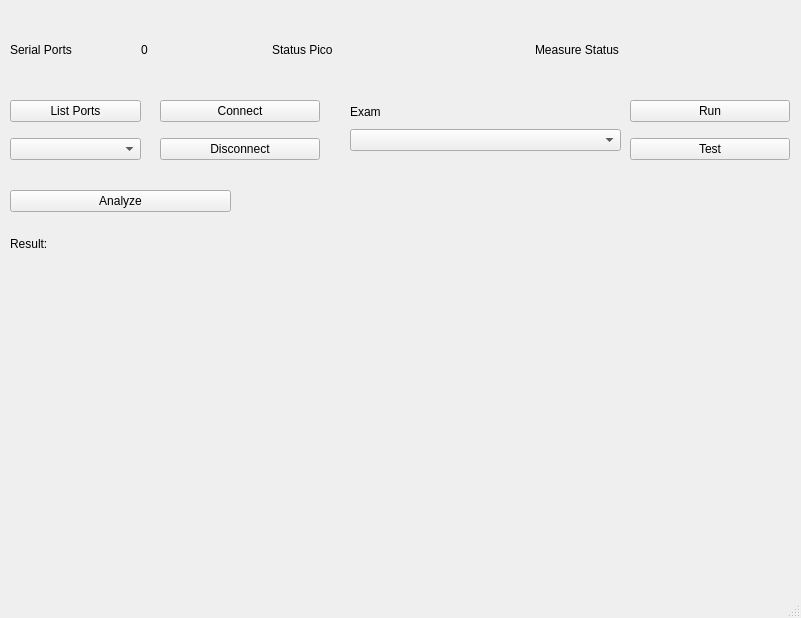
Before: the Qt Designer form mainwindow.ui in pvesouza/Bioconnect, drawn with Qt 5.
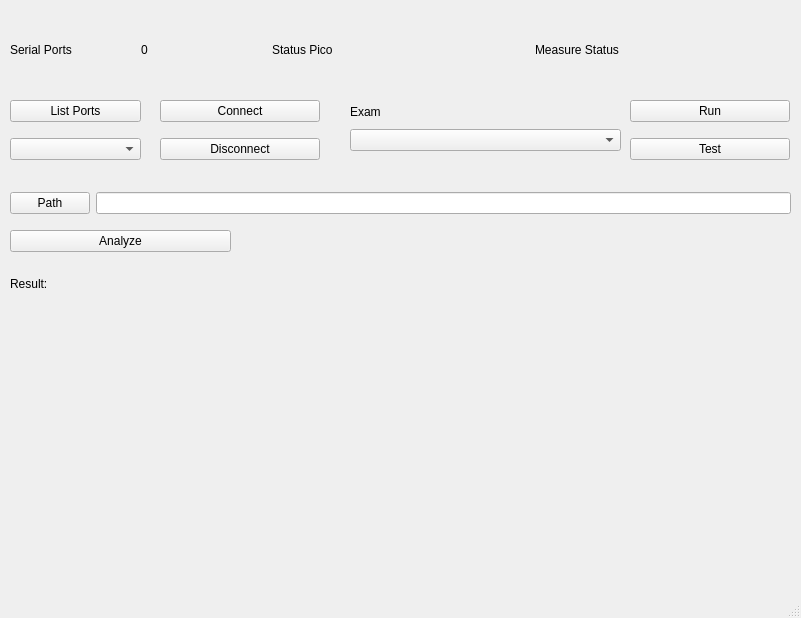
After: the same form once the commit is applied.

Commit message: path concluded

Patch:
```diff
--- a/mainwindow.ui
+++ b/mainwindow.ui
@@ -186,9 +186,9 @@
     <property name="geometry">
      <rect>
       <x>240</x>
-      <y>190</y>
+      <y>230</y>
       <width>551</width>
-      <height>381</height>
+      <height>341</height>
      </rect>
     </property>
     <layout class="QVBoxLayout" name="layout_chart"/>
@@ -197,7 +197,7 @@
     <property name="geometry">
      <rect>
       <x>10</x>
-      <y>190</y>
+      <y>230</y>
       <width>221</width>
       <height>80</height>
      </rect>
@@ -249,6 +249,28 @@
      </item>
     </layout>
    </widget>
+   <widget class="QWidget" name="horizontalLayoutWidget_2">
+    <property name="geometry">
+     <rect>
+      <x>10</x>
+      <y>190</y>
+      <width>781</width>
+      <height>26</height>
+     </rect>
+    </property>
+    <layout class="QHBoxLayout" name="horizontalLayout_4">
+     <item>
+      <widget class="QPushButton" name="pushButton">
+       <property name="text">
+        <string>Path</string>
+       </property>
+      </widget>
+     </item>
+     <item>
+      <widget class="QLineEdit" name="lineEdit_path"/>
+     </item>
+    </layout>
+   </widget>
   </widget>
   <widget class="QMenuBar" name="menubar">
    <property name="geometry">
```
The commit also changes 6 other files.
